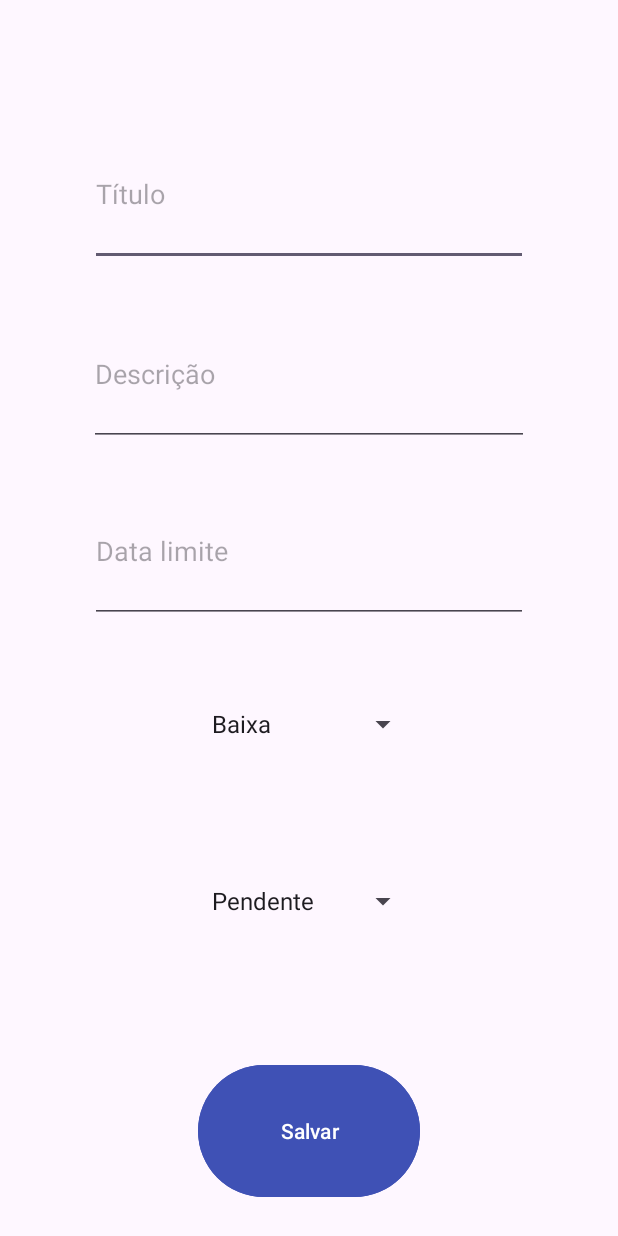
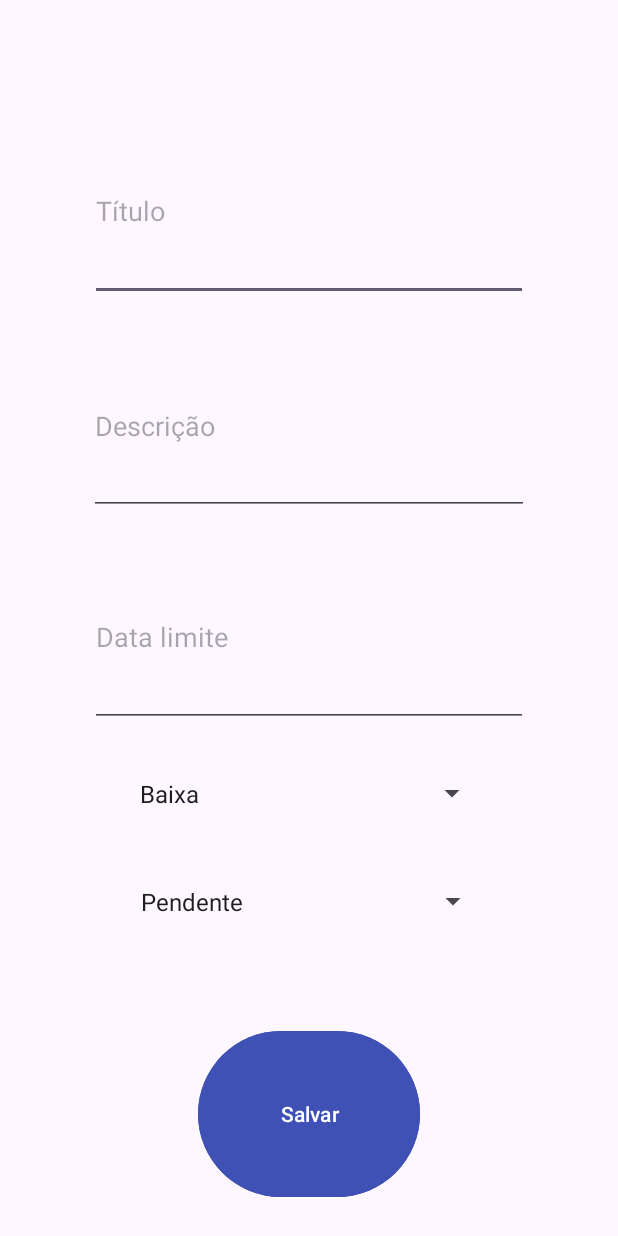
Before and after one commit to LDrawe/TrabalhoFinal-Kotlin, an Android app: the screen it shows after launch (AddToDo), after a tap on an icon or button, on a phone screen of 412 x 824 dp. Run offline under Robolectric (Android 15) with nearby library versions, the phone set to English and light mode, and no system bars.

```diff
--- a/app/src/main/java/com/example/tudu/DBHelper.kt
+++ b/app/src/main/java/com/example/tudu/DBHelper.kt
@@ -64,8 +64,7 @@ class DBHelper(context: Context) : SQLiteOpenHelper(context, "database.db", null
 
         // Alteração da consulta SQL para filtrar e ordenar
         val cursor = db.rawQuery(
-            "SELECT * FROM todos WHERE status IN ('PENDENTE', 'Em Andamento', 'Atrasada') " +
-                    "ORDER BY dataLimite ASC, priority DESC",
+            "SELECT * FROM todos",
             null
         )
         val listaTodos: ArrayList<ToDo> = ArrayList()
@@ -131,4 +130,12 @@ class DBHelper(context: Context) : SQLiteOpenHelper(context, "database.db", null
         db.close()
         return res
     }
+
+    fun updateAllDates(newDate: String) {
+        val db = writableDatabase
+        val contentValues = ContentValues().apply {
+            put("dataLimite", newDate) // Substitua pelo nome real da sua coluna
+        }
+        db.update("todos", contentValues, null, null) // Substitua pelo nome da sua tabela
+    }
 }
--- a/app/src/main/java/com/example/tudu/MainActivity.kt
+++ b/app/src/main/java/com/example/tudu/MainActivity.kt
@@ -2,6 +2,7 @@ package com.example.tudu
 
 import android.content.Intent
 import android.os.Bundle
+import android.util.Log
 import androidx.activity.enableEdgeToEdge
 import androidx.activity.result.contract.ActivityResultContracts
 import androidx.appcompat.app.AppCompatActivity
@@ -29,7 +30,7 @@ class MainActivity : AppCompatActivity() {
 
         val db = DBHelper(this)
         val listaTodos = db.listSelectAllToDos()
-
+        Log.d("TesteBancoDedados", "Lista de ToDos: $listaTodos")
         adapter = ToDoAdapter(this, listaTodos)
         binding.recyclerView.adapter = adapter
         binding.recyclerView.layoutManager = LinearLayoutManager(this) // Define o LayoutManager
--- a/app/src/main/java/com/example/tudu/ToDoAdapter.kt
+++ b/app/src/main/java/com/example/tudu/ToDoAdapter.kt
@@ -2,6 +2,7 @@ package com.example.tudu
 
 import android.content.Context
 import android.content.Intent
+import android.util.Log
 import android.view.LayoutInflater
 import android.view.ViewGroup
 import androidx.core.content.ContextCompat
@@ -31,7 +32,7 @@ class ToDoAdapter(private val context: Context, private val toDoList: ArrayList<
 
     override fun onBindViewHolder(holder: ToDoViewHolder, position: Int) {
         val toDo = toDoList[position]
-
+        Log.d("TesteFORMATEDATE", "Lista de ToDos: ${toDo.dataLimite}")
         // Formatar a dataLimite
         val formattedDate = formatDate(toDo.dataLimite)
         holder.binding.textDataLimite.text = formattedDate
--- a/app/src/main/res/layout/activity_add_to_do.xml
+++ b/app/src/main/res/layout/activity_add_to_do.xml
@@ -55,8 +55,8 @@
 
     <Spinner
         android:id="@+id/status"
-        android:layout_width="146dp"
-        android:layout_height="0dp"
+        android:layout_width="240dp"
+        android:layout_height="50dp"
         android:layout_marginBottom="57dp"
         app:layout_constraintBottom_toTopOf="@+id/btnSave"
         app:layout_constraintEnd_toEndOf="parent"
@@ -77,11 +77,12 @@
 
     <Spinner
         android:id="@+id/priority"
-        android:layout_width="146dp"
-        android:layout_height="0dp"
+        android:layout_width="240dp"
+        android:layout_height="50dp"
         android:layout_marginBottom="22dp"
         app:layout_constraintBottom_toTopOf="@+id/status"
         app:layout_constraintEnd_toEndOf="parent"
+        app:layout_constraintHorizontal_bias="0.498"
         app:layout_constraintStart_toStartOf="parent"
         app:layout_constraintTop_toBottomOf="@+id/editDataLimite" />
 
```
Also changed, not shown: app/src/main/java/com/example/tudu/AddToDo.kt (+15 -3 lines).
